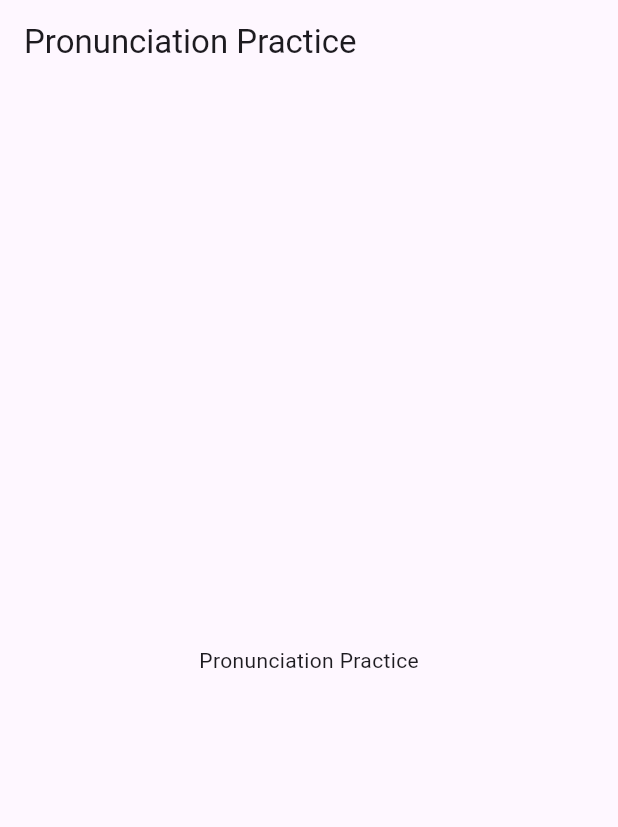
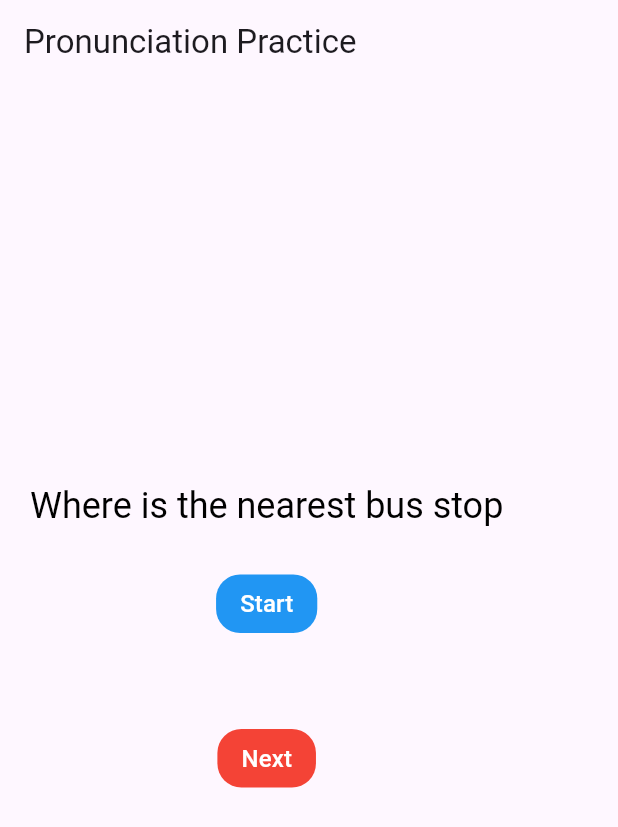
Before and after one commit to QuangAnhTr9s/QuangAnhTr9s-stt_pronunciation_practice, a Flutter app: the screen it shows after launch, on a phone screen of 412 x 824 dp. Shown: the top 827 px of the screen. Run offline on Flutter 3.47's test engine with Material 3 defaults, Android fonts, the light colour scheme and no system bars; our stand-ins replace permission_handler, speech_to_text.

Commit message:
add practice pronunciation

```diff
--- a/lib/main.dart
+++ b/lib/main.dart
@@ -1,5 +1,5 @@
 import 'package:flutter/material.dart';
-import 'package:stt_pronunciation_practice/practice_page.dart';
+import 'package:stt_pronunciation_practice/screens/practice_page.dart';
 
 void main() {
   runApp(const MyApp());
@@ -13,6 +13,7 @@
   Widget build(BuildContext context) {
     return MaterialApp(
       title: 'Flutter Demo',
+      debugShowCheckedModeBanner: false,
       theme: ThemeData(
         // This is the theme of your application.
         //
--- /dev/null
+++ b/lib/models/text_model.dart
@@ -0,0 +1,17 @@
+class TextModel {
+  String text;
+  bool? isCorrect;
+
+  TextModel({required this.text, this.isCorrect});
+
+  @override
+  bool operator ==(Object other) =>
+      identical(this, other) ||
+      other is TextModel &&
+          runtimeType == other.runtimeType &&
+          text == other.text &&
+          isCorrect == other.isCorrect;
+
+  @override
+  int get hashCode => text.hashCode ^ isCorrect.hashCode;
+}
--- a/lib/practice_page.dart
+++ /dev/null
@@ -1,22 +0,0 @@
-import 'package:flutter/material.dart';
-
-class PracticePage extends StatefulWidget {
-  const PracticePage({super.key});
-
-  @override
-  State<PracticePage> createState() => _PracticePageState();
-}
-
-class _PracticePageState extends State<PracticePage> {
-  @override
-  Widget build(BuildContext context) {
-    return Scaffold(
-      appBar: AppBar(
-        title: const Text('Pronunciation Practice'),
-      ),
-      body: const Center(
-        child: Text('Pronunciation Practice'),
-      ),
-    );
-  }
-}
--- /dev/null
+++ b/lib/screens/practice_page.dart
@@ -0,0 +1,328 @@
+import 'dart:math';
+
+import 'package:flutter/material.dart';
+import 'package:speech_to_text/speech_recognition_result.dart';
+import 'package:speech_to_text/speech_to_text.dart';
+import 'package:stt_pronunciation_practice/models/text_model.dart';
+
+class PracticePage extends StatefulWidget {
+  const PracticePage({super.key});
+
+  @override
+  State<PracticePage> createState() => _PracticePageState();
+}
+
+class _PracticePageState extends State<PracticePage> {
+  final SpeechToText _speechToText = SpeechToText();
+  bool _speechEnabled = false;
+  String _lastWords = '';
+  bool isListening = false;
+  List<TextModel> _content = [];
+  List<int> indexCorrect = [];
+  late int _currentIndex;
+  final Duration _delayChangeContent = const Duration(seconds: 3);
+  @override
+  void initState() {
+    super.initState();
+    handleContent();
+    _initSpeech();
+  }
+
+  @override
+  void dispose() {
+    // TODO: implement dispose
+    super.dispose();
+  }
+
+  void handleContent() {
+    int i = 0;
+    Random random = Random();
+    i = random.nextInt(commonEnglishPhrases.length);
+    _currentIndex = i;
+    _content = removeSpecialCharacters(commonEnglishPhrases[i])
+        .split(' ')
+        .map(
+          (e) => TextModel(
+            text: e,
+          ),
+        )
+        .toList();
+    setState(() {});
+  }
+
+  /// This has to happen only once per app
+  void _initSpeech() async {
+    _speechEnabled = await _speechToText.initialize(
+      onStatus: (status) {
+        switch (status) {
+          case 'listening':
+            isListening = true;
+            break;
+          case 'notListening':
+            isListening = false;
+            break;
+          case 'done':
+            isListening = false;
+            break;
+        }
+        setState(() {});
+      },
+    );
+    setState(() {});
+  }
+
+  /// check answer
+  Future<void> _checkAnswer(String result) async {
+    if (result.isEmpty) return;
+    List<String> words =
+        removeSpecialCharacters(result.trim().toLowerCase()).split(' ');
+    bool isAllCorrect = true;
+    for (int i = 0; i < _content.length; i++) {
+      TextModel content = _content[i];
+      String text = content.text.trim().toLowerCase();
+      if (words.contains(text)) {
+        content.isCorrect = true;
+      }
+      if (content.isCorrect != true) {
+        isAllCorrect = false;
+      }
+    }
+    if (isAllCorrect) {
+      /// all correct => change content
+      await _stopListening();
+      indexCorrect.add(_currentIndex);
+      await Future.delayed(_delayChangeContent);
+      if (mounted) {
+        handleContent();
+      }
+    }
+  }
+
+  String removeSpecialCharacters(String input) {
+    return input.replaceAll(RegExp(r"[^a-zA-Z0-9\s'’-]"), '');
+  }
+
+  /// Each time to start a speech recognition session
+  Future<void> _startListening() async {
+    await _speechToText.stop();
+    await _speechToText.listen(
+      onResult: _onSpeechResult,
+      localeId: "en_En",
+    );
+  }
+
+  /// Manually stop the active speech recognition session
+  /// Note that there are also timeouts that each platform enforces
+  /// and the SpeechToText plugin supports setting timeouts on the
+  /// listen method.
+  Future<void> _stopListening() async {
+    await _speechToText.stop();
+    _lastWords = '';
+    setState(() {});
+  }
+
+  /// This is the callback that the SpeechToText plugin calls when
+  /// the platform returns recognized words.
+  void _onSpeechResult(SpeechRecognitionResult result) {
+    if (_lastWords != result.recognizedWords) {
+      setState(() {
+        _lastWords = result.recognizedWords;
+      });
+      _checkAnswer(result.recognizedWords);
+    }
+  }
+
+  Future<void> _nextContent() async {
+    await _stopListening();
+    handleContent();
+  }
+
+  @override
+  Widget build(BuildContext context) {
+    return Scaffold(
+      appBar: AppBar(
+        title: const Text('Pronunciation Practice'),
+      ),
+      body: Container(
+        padding: const EdgeInsets.symmetric(horizontal: 20),
+        child: Column(
+          mainAxisAlignment: MainAxisAlignment.center,
+          children: [
+            RichText(
+              textAlign: TextAlign.center,
+              textScaler: MediaQuery.textScalerOf(context),
+              text: TextSpan(
+                  style: const TextStyle(fontSize: 24),
+                  children: _content
+                      .asMap()
+                      .entries
+                      .map(
+                        (e) => TextSpan(
+                          text:
+                              "${e.value.text}${e.key == _content.length - 1 ? '' : ' '}",
+                          style: e.value.isCorrect == true
+                              ? const TextStyle(color: Colors.green)
+                              : const TextStyle(color: Colors.black),
+                        ),
+                      )
+                      .toList()),
+            ),
+            if (_speechEnabled)
+              Padding(
+                padding: const EdgeInsets.symmetric(vertical: 24),
+                child: TextButton(
+                  onPressed: _speechToText.isListening
+                      ? _stopListening
+                      : _startListening,
+                  child: IntrinsicWidth(
+                    child: Container(
+                        alignment: Alignment.center,
+                        decoration: BoxDecoration(
+                          borderRadius: BorderRadius.circular(16),
+                          color: isListening ? Colors.red : Colors.blue,
+                        ),
+                        padding: const EdgeInsets.symmetric(
+                            vertical: 8, horizontal: 16),
+                        child: Text(
+                          isListening ? 'Stop' : 'Start',
+                          style: const TextStyle(
+                            color: Colors.white,
+                            fontSize: 16,
+                          ),
+                        )),
+                  ),
+                ),
+              ),
+            if (_lastWords.isNotEmpty) Text(_lastWords),
+            Padding(
+              padding: const EdgeInsets.symmetric(vertical: 24),
+              child: TextButton(
+                onPressed: _nextContent,
+                child: IntrinsicWidth(
+                  child: Container(
+                      alignment: Alignment.center,
+                      decoration: BoxDecoration(
+                        borderRadius: BorderRadius.circular(16),
+                        color: Colors.red,
+                      ),
+                      padding: const EdgeInsets.symmetric(
+                          vertical: 8, horizontal: 16),
+                      child: const Text(
+                        'Next',
+                        style: TextStyle(
+                          color: Colors.white,
+                          fontSize: 16,
+                        ),
+                      )),
+                ),
+              ),
+            ),
+          ],
+        ),
+      ),
+    );
+  }
+}
+
+List<String> commonEnglishPhrases = [
+  "Hello!",
+  "Hi! How are you?",
+  "Good morning!",
+  "Good afternoon!",
+  "Good evening!",
+  "Nice to meet you!",
+  "How’s it going?",
+  "What’s up?",
+  "How have you been?",
+  "See you later!",
+  "Thank you!",
+  "Thanks a lot!",
+  "I really appreciate it!",
+  "No problem!",
+  "You’re welcome!",
+  "Sorry!",
+  "I’m sorry!",
+  "Excuse me!",
+  "My apologies!",
+  "Never mind!",
+  "Where is the nearest bus stop?",
+  "How do I get to the airport?",
+  "Can you show me the way?",
+  "Is it far from here?",
+  "Turn left/right.",
+  "Go straight ahead.",
+  "It’s on your left/right.",
+  "I’m lost.",
+  "How much is the ticket?",
+  "What time does the bus/train leave?",
+  "How much is this?",
+  "Do you have this in another size/color?",
+  "Can I try it on?",
+  "Where is the fitting room?",
+  "I’ll take it.",
+  "Do you accept credit cards?",
+  "Can I get a discount?",
+  "It’s too expensive.",
+  "I’m just looking.",
+  "Do you have any recommendations?",
+  "I’d like a table for two.",
+  "May I see the menu, please?",
+  "What do you recommend?",
+  "I’d like to order…",
+  "Can I have the bill, please?",
+  "Do you have vegetarian options?",
+  "This food is delicious!",
+  "I’d like some water, please.",
+  "Can I have some more, please?",
+  "That’s all, thank you!",
+  "I’d like to book a room.",
+  "Do you have any available rooms?",
+  "How much per night?",
+  "I’d like a single/double room.",
+  "Does it include breakfast?",
+  "Can I have a room with a view?",
+  "Can I check in now?",
+  "What time is check-out?",
+  "My room key doesn’t work.",
+  "Can I get an extra blanket?",
+  "Help!",
+  "Call the police!",
+  "I need a doctor.",
+  "Where is the nearest hospital?",
+  "I’m not feeling well.",
+  "I have a fever.",
+  "My stomach hurts.",
+  "I have an allergy.",
+  "Can you help me, please?",
+  "I lost my passport.",
+  "What do you do?",
+  "Where are you from?",
+  "How old are you?",
+  "Do you speak English?",
+  "What’s your name?",
+  "My name is…",
+  "Where do you live?",
+  "What do you like to do?",
+  "I like reading/traveling/music.",
+  "What time is it?",
+  "Can we schedule a meeting?",
+  "I’ll send you an email.",
+  "Let’s discuss this.",
+  "I need more information.",
+  "Please wait a moment.",
+  "I’ll get back to you soon.",
+  "What do you think?",
+  "Let’s work together on this.",
+  "Can you explain that again?",
+  "That sounds like a good idea.",
+  "I’m happy.",
+  "I’m sad.",
+  "I’m tired.",
+  "I’m excited.",
+  "I’m bored.",
+  "I’m hungry.",
+  "I’m thirsty.",
+  "I’m surprised!",
+  "That’s amazing!",
+  "I love it!"
+];
```
Also changed, not shown: lib/common/permisson_helper.dart (renamed from lib/permisson_helper.dart), 2 other files.
